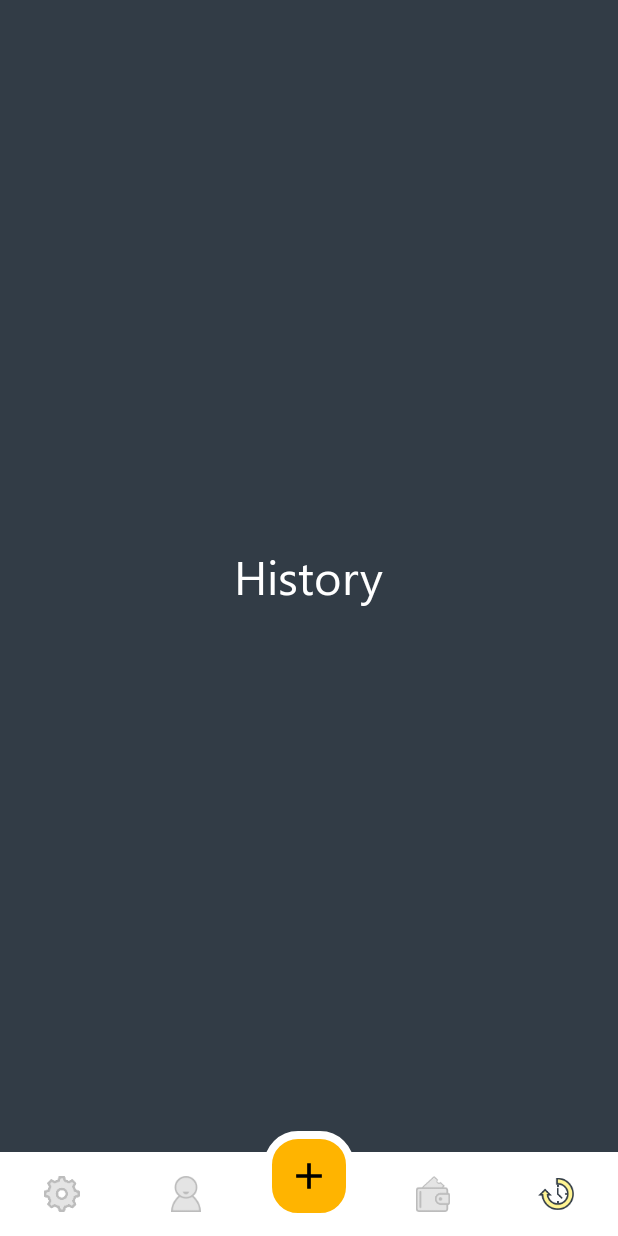
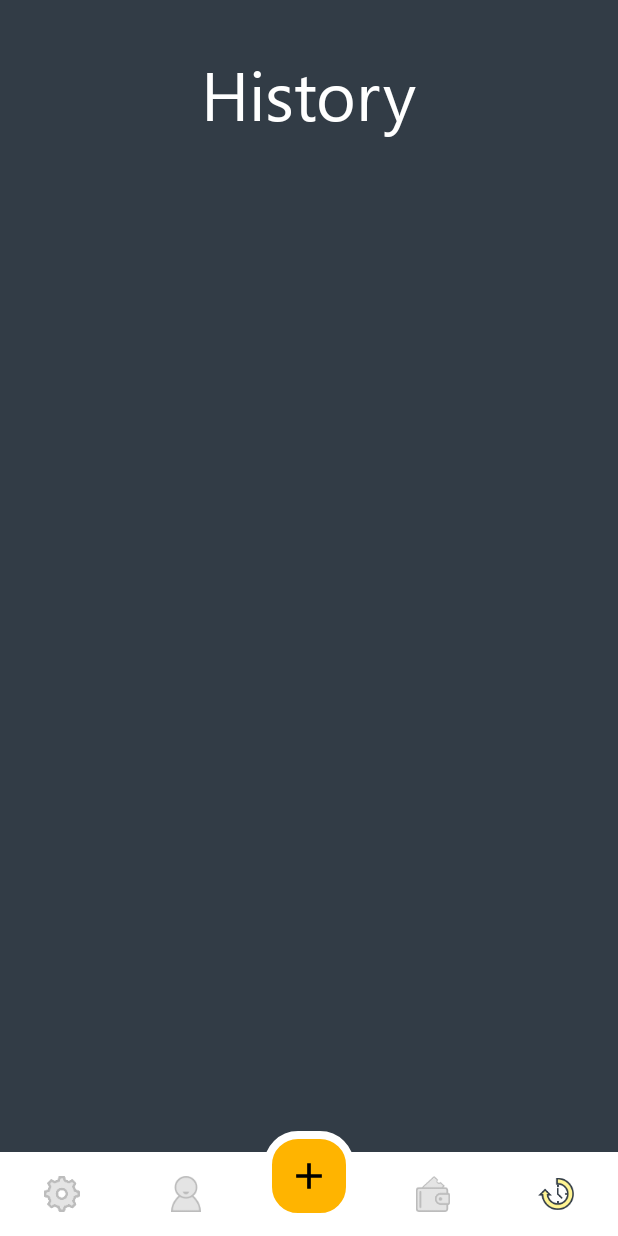
Before and after one commit to AbdoTareq/SubwayEticketting, an Android app: the HistoryFragment screen opened through its navigation route, on a phone screen of 412 x 824 dp. Run offline under Robolectric (Android 15) with nearby library versions, the phone set to English and light mode, and no system bars; our stand-ins replace Timber, data binding, navigation-ui, sdp/ssp sizes; pictures from the network do not load; 1 statement that could not run was skipped.

Commit message:
Add History recycle view layout

```diff
--- a/app/src/main/java/com/abdotareq/subway_e_ticketing/repository/UserRepository.kt
+++ b/app/src/main/java/com/abdotareq/subway_e_ticketing/repository/UserRepository.kt
@@ -1,13 +1,10 @@
 package com.abdotareq.subway_e_ticketing.repository
 
-import android.widget.Toast
-import com.abdotareq.subway_e_ticketing.R
 import com.abdotareq.subway_e_ticketing.model.GetUserInterface
+import com.abdotareq.subway_e_ticketing.model.RegisterInterface
 import com.abdotareq.subway_e_ticketing.model.UpdateUserInterface
-import com.abdotareq.subway_e_ticketing.model.RegisterInterface
 import com.abdotareq.subway_e_ticketing.model.User
 import com.abdotareq.subway_e_ticketing.network.UserApiObj
-import com.abdotareq.subway_e_ticketing.utility.util
 import kotlinx.coroutines.CoroutineScope
 import kotlinx.coroutines.Dispatchers
 import kotlinx.coroutines.Job
@@ -37,6 +34,7 @@ class UserRepository {
                 registerInterface.onFail(-2)
             } catch (e: Exception) {
                 Timber.e(e)
+                registerInterface.onFail(-1)
             }
         }
 
--- a/app/src/main/java/com/abdotareq/subway_e_ticketing/ui/fragment/HistoryFragment.kt
+++ b/app/src/main/java/com/abdotareq/subway_e_ticketing/ui/fragment/HistoryFragment.kt
@@ -7,16 +7,33 @@ import android.view.View
 import android.view.ViewGroup
 
 import com.abdotareq.subway_e_ticketing.R
+import com.abdotareq.subway_e_ticketing.databinding.FragmentBuyTicketBinding
+import com.abdotareq.subway_e_ticketing.databinding.FragmentHistoryBinding
 
 /**
  * A simple [Fragment] subclass.
  */
 class HistoryFragment : Fragment() {
 
-    override fun onCreateView(inflater: LayoutInflater, container: ViewGroup?,
-                              savedInstanceState: Bundle?): View? {
-        // Inflate the layout for this fragment
-        return inflater.inflate(R.layout.fragment_history, container, false)
+
+    private var _binding: FragmentHistoryBinding? = null
+
+    // This property is only valid between onCreateView and
+    // onDestroyView.
+    private val binding get() = _binding!!
+
+    override fun onCreateView(inflater: LayoutInflater, container: ViewGroup?, savedInstanceState: Bundle?): View? {
+        _binding = FragmentHistoryBinding.inflate(inflater, container, false)
+        val view = binding.root
+
+
+
+        return view
+    }
+
+    override fun onDestroyView() {
+        super.onDestroyView()
+        _binding = null
     }
 
 }
--- a/app/src/main/res/layout/fragment_buy_ticket.xml
+++ b/app/src/main/res/layout/fragment_buy_ticket.xml
@@ -40,7 +40,9 @@
             app:layout_constraintBottom_toBottomOf="parent"
             app:layout_constraintEnd_toEndOf="parent"
             app:layout_constraintStart_toStartOf="parent"
-            app:layout_constraintTop_toBottomOf="@+id/tickets_header" />
+            app:layout_constraintTop_toBottomOf="@+id/tickets_header"
+
+            tools:listitem="@layout/ticket_item" />
 
     </androidx.constraintlayout.widget.ConstraintLayout>
 </layout>
--- a/app/src/main/res/layout/fragment_history.xml
+++ b/app/src/main/res/layout/fragment_history.xml
@@ -1,18 +1,48 @@
 <?xml version="1.0" encoding="utf-8"?>
-<FrameLayout xmlns:android="http://schemas.android.com/apk/res/android"
+<layout>
+
+    <data>
+
+        <variable
+            name="viewModel"
+            type="com.abdotareq.subway_e_ticketing.ui.fragment.HistoryFragment" />
+    </data>
+
+    <androidx.constraintlayout.widget.ConstraintLayout xmlns:android="http://schemas.android.com/apk/res/android"
+        xmlns:app="http://schemas.android.com/apk/res-auto"
         xmlns:tools="http://schemas.android.com/tools"
         android:layout_width="match_parent"
         android:layout_height="match_parent"
         android:background="@color/primaryColor"
-    tools:context=".ui.fragment.HistoryFragment">
+        tools:context=".ui.fragment.ticket.TicketFragment">
 
-    <!-- TODO: Update blank fragment layout -->
         <TextView
+            android:id="@+id/tickets_header"
             android:layout_width="wrap_content"
             android:layout_height="wrap_content"
-        android:layout_gravity="center"
+            android:layout_marginTop="@dimen/large_margin"
             android:text="@string/history"
             android:textColor="@color/primaryTextColor"
-        android:textSize="@dimen/_24sdp" />
+            android:textSize="@dimen/_35sdp"
+            app:layout_constraintEnd_toEndOf="parent"
+            app:layout_constraintStart_toStartOf="parent"
+            app:layout_constraintTop_toTopOf="parent" />
 
-</FrameLayout>
+        <androidx.recyclerview.widget.RecyclerView
+            android:id="@+id/history_list"
+            android:layout_width="0dp"
+            android:layout_height="0dp"
+            android:layout_marginStart="@dimen/very_small_margin"
+            android:layout_marginTop="@dimen/small_margin"
+            android:layout_marginEnd="@dimen/very_small_margin"
+            app:layoutManager="androidx.recyclerview.widget.LinearLayoutManager"
+            app:layout_constraintBottom_toBottomOf="parent"
+            app:layout_constraintEnd_toEndOf="parent"
+            app:layout_constraintStart_toStartOf="parent"
+            app:layout_constraintTop_toBottomOf="@+id/tickets_header"
+            tools:listitem="@layout/history_item"
+            />
+
+    </androidx.constraintlayout.widget.ConstraintLayout>
+
+</layout>
--- a/app/src/main/res/values/strings.xml
+++ b/app/src/main/res/values/strings.xml
@@ -271,6 +271,8 @@
     <string name="station_holder">%1$s Stations</string>
     <string name="total_cost">Total Cost</string>
     <string name="buy">Buy</string>
+    <string name="check_in_ain_shams_station_at_15_20_2020_11_26_am">Check-in: Ain Shams Station at 15/20/2020 11:26 Am</string>
+    <string name="check_out_maadi_station_at_15_20_2020_13_26_am">Check-out: Maadi Station at 15/20/2020 13:26 Am</string>
 
 
 </resources>
```
Also changed, not shown: app/src/main/java/com/abdotareq/subway_e_ticketing/model/ErrorStatusCodes.kt (added, +27 -0 lines), app/src/main/res/layout/history_item.xml (added, +75 -0 lines), app/src/main/res/layout/number_picker_custom_layout.xml (deleted, +0 -41 lines), 2 other files. Lines whose indentation alone changed are shown as unchanged.
